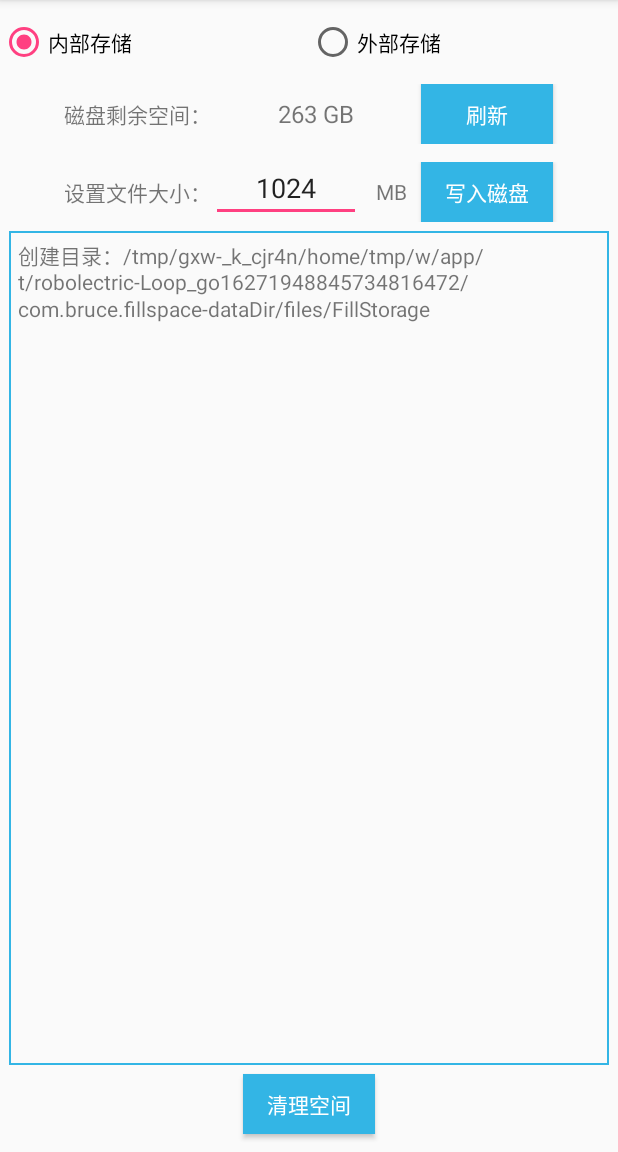
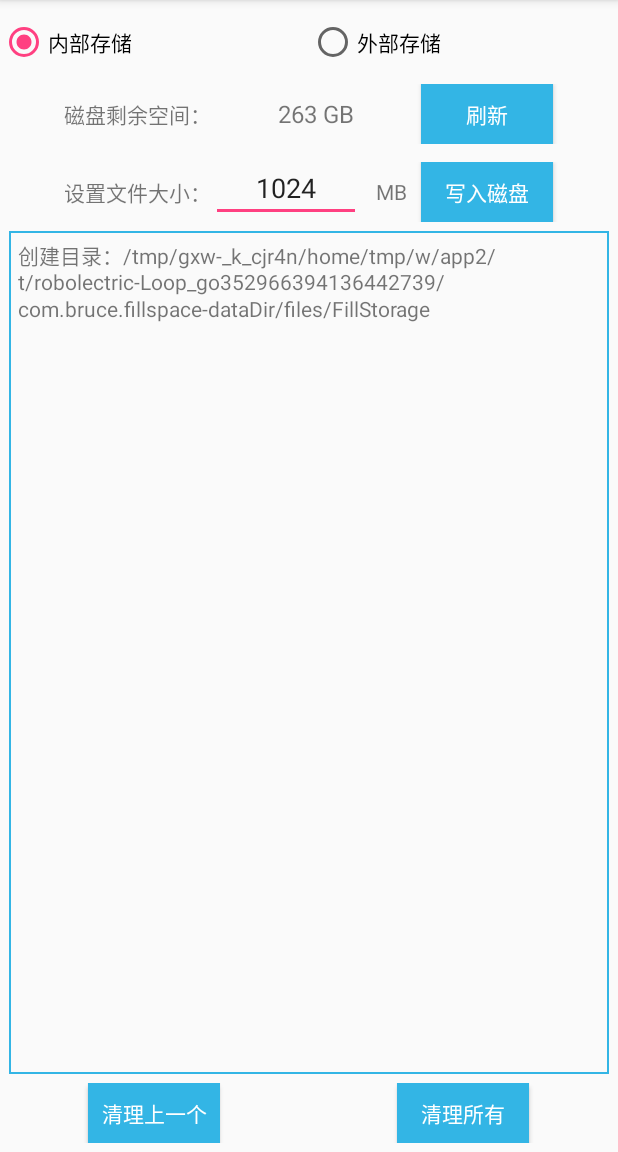
Before and after one commit to jb274585381/FillSpace, an Android app: the screen it shows after launch (MainActivity), on a phone screen of 412 x 824 dp, the part 84-1236 px from its top. Run offline under Robolectric (Android 15) with nearby library versions, the phone set to English and light mode, and no system bars.

Commit message:
增加功能：清理上一个文件

```diff
--- /dev/null
+++ b/app/src/main/res/drawable/btn_selector.xml
@@ -0,0 +1,7 @@
+<?xml version="1.0" encoding="utf-8"?>
+<selector xmlns:android="http://schemas.android.com/apk/res/android">
+
+    <item android:drawable="@android:color/holo_blue_light" android:state_pressed="false"/>
+    <item android:drawable="@color/colorAccent" android:state_pressed="true"/>
+
+</selector>
--- a/app/src/main/res/layout/activity_main.xml
+++ b/app/src/main/res/layout/activity_main.xml
@@ -52,7 +52,7 @@
             android:id="@+id/btn_refresh"
             android:layout_width="wrap_content"
             android:layout_height="40dp"
-            android:background="@android:color/holo_blue_light"
+            android:background="@drawable/btn_selector"
             android:text="刷新"
             android:textColor="@android:color/white"/>
 
@@ -89,7 +89,7 @@
             android:id="@+id/btn_execute"
             android:layout_width="wrap_content"
             android:layout_height="40dp"
-            android:background="@android:color/holo_blue_light"
+            android:background="@drawable/btn_selector"
             android:text="写入磁盘"
             android:textColor="@android:color/white"/>
 
@@ -107,14 +107,46 @@
         android:scrollbars="vertical"
         />
 
-    <Button
-        android:id="@+id/btn_clean"
-        android:layout_width="wrap_content"
-        android:layout_height="40dp"
-        android:layout_gravity="center_horizontal"
-        android:layout_marginBottom="12dp"
-        android:background="@android:color/holo_blue_light"
-        android:text="清理空间"
-        android:textColor="@android:color/white"/>
+    <LinearLayout
+        android:layout_width="match_parent"
+        android:layout_height="wrap_content"
+        android:layout_marginBottom="6dp"
+        android:orientation="horizontal">
+
+        <LinearLayout
+            android:layout_width="0dp"
+            android:layout_height="wrap_content"
+            android:layout_weight="1"
+            android:orientation="vertical">
+
+            <Button
+                android:id="@+id/btn_delete_last"
+                android:layout_width="wrap_content"
+                android:layout_height="40dp"
+                android:layout_gravity="center"
+                android:background="@drawable/btn_selector"
+                android:text="清理上一个"
+                android:textColor="@android:color/white" />
+
+        </LinearLayout>
+
+        <LinearLayout
+            android:layout_width="0dp"
+            android:layout_height="wrap_content"
+            android:layout_weight="1"
+            android:orientation="vertical">
+
+            <Button
+                android:id="@+id/btn_clean"
+                android:layout_width="wrap_content"
+                android:layout_height="40dp"
+                android:layout_gravity="center"
+                android:background="@drawable/btn_selector"
+                android:text="清理所有"
+                android:textColor="@android:color/white" />
+
+        </LinearLayout>
+
+    </LinearLayout>
 
 </LinearLayout>
```
Also changed, not shown: app/src/main/java/com/bruce/fillspace/MainActivity.java (+45 -0 lines).
